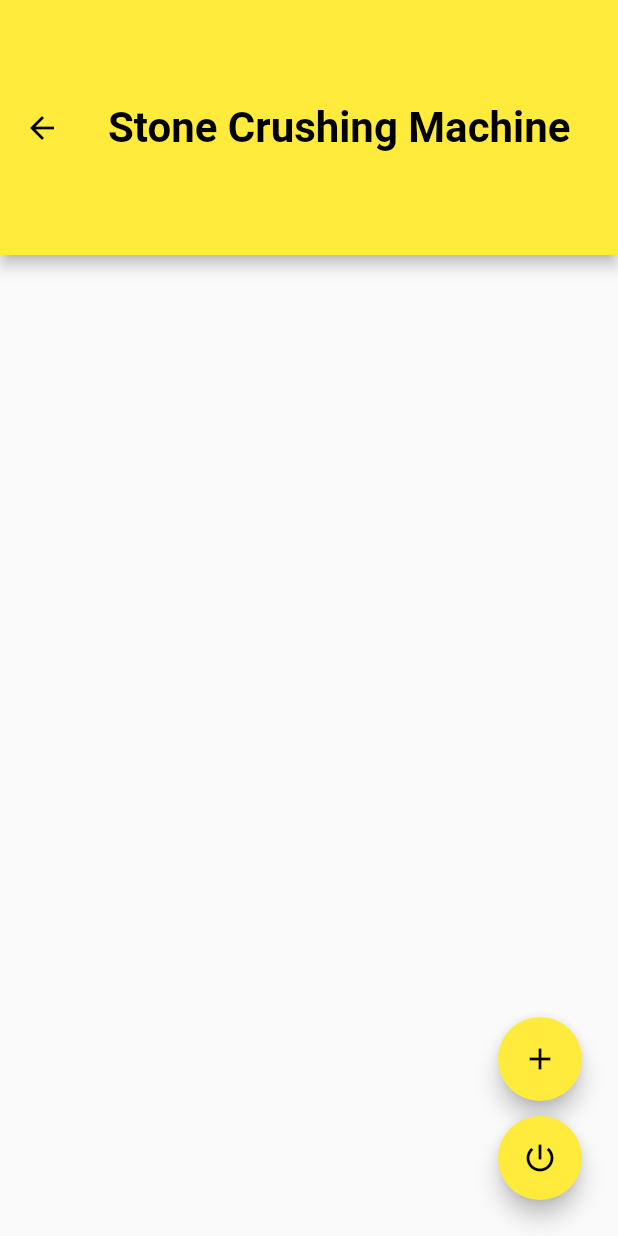
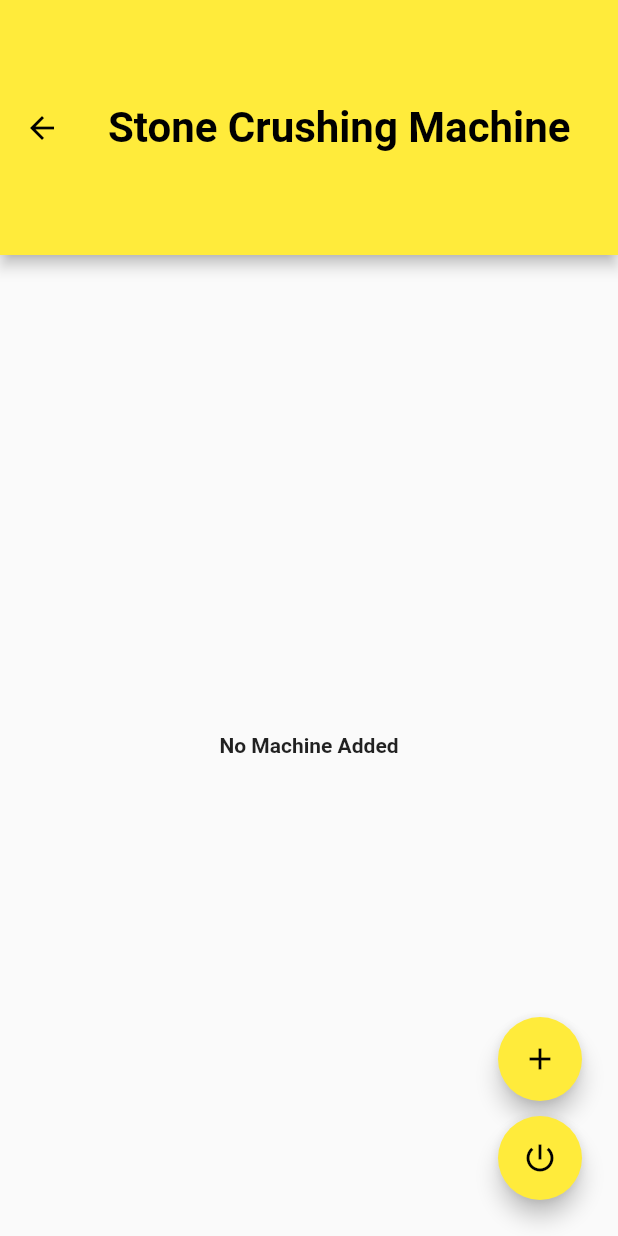
Before and after one commit to SyedDaniyalAli/stone_crusher_machine, a Flutter app: the MainScreen screen opened by its route, on a phone screen of 412 x 824 dp. Run offline on Flutter 3.47's test engine with Material 2 defaults, Android fonts, the phone set to English and light mode, and no system bars; our stand-ins replace cloud_firestore, firebase_auth, firebase_core, flutter_easyloading, flutter_switch, font_awesome_flutter and 1 more; missing offline and left inert: flutter_picker; accounts and stored records are empty.

Commit message:
remove some bugs

```diff
--- a/lib/main_screen/main_screen.dart
+++ b/lib/main_screen/main_screen.dart
@@ -77,7 +77,6 @@ class _MainScreenState extends State<MainScreen> {
         ),
       ),
       body: SafeArea(
-        child: SingleChildScrollView(
         child: StreamBuilder<QuerySnapshot>(
           stream: _machineCollectionStream,
           builder:
@@ -86,11 +85,21 @@ class _MainScreenState extends State<MainScreen> {
               return Center(child: Text('Something went wrong'));
             }
 
-              if (snapshot.connectionState == ConnectionState.waiting) {
-                return Center(child: Text("Loading"));
+            if (snapshot.connectionState == ConnectionState.waiting || snapshot.data!.size == 0) {
+              return Column(
+                mainAxisAlignment: MainAxisAlignment.center,
+                children: [
+                  Center(
+                      child: Text(
+                    "No Machine Added",
+                    style: TextStyle(fontWeight: FontWeight.bold),
+                  )),
+                ],
+              );
             }
 
-              return Column(children: [
+            return SingleChildScrollView(
+              child: Column(children: [
                 SizedBox(
                   height: 10,
                 ),
@@ -107,9 +116,9 @@ class _MainScreenState extends State<MainScreen> {
                         );
                       });
                 }).toList(),
-              ]);
+              ]),
+            );
           },
-          ),
         ),
       ),
       floatingActionButton: Padding(
--- a/pubspec.yaml
+++ b/pubspec.yaml
@@ -54,7 +54,7 @@ flutter_icons:
   android: "launcher_icon"
   ios: true
   image_path: "dev_assets/icon/app_logo.png"
-  adaptive_icon_background: "191919"
+  adaptive_icon_background: "FFFFFF"
   adaptive_icon_foreground: "dev_assets/icon/app_logo.png"
 
   # The "flutter_lints" package below contains a set of recommended lints to
```
Also changed, not shown: 13 other files. Lines whose indentation alone changed are shown as unchanged.
